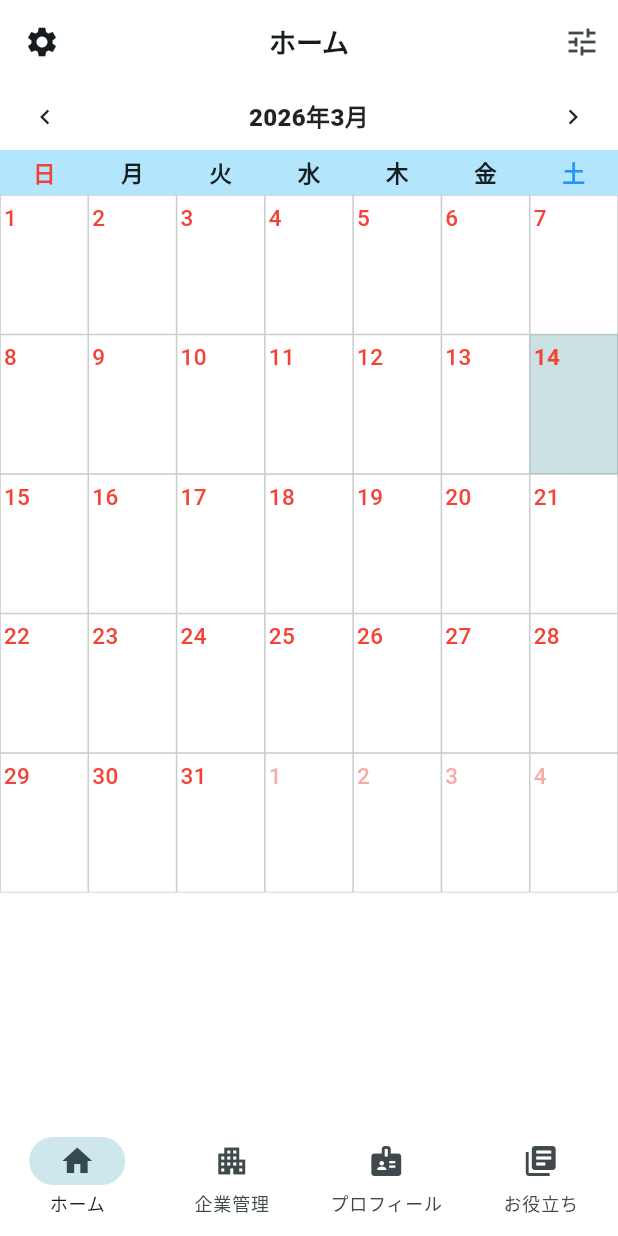
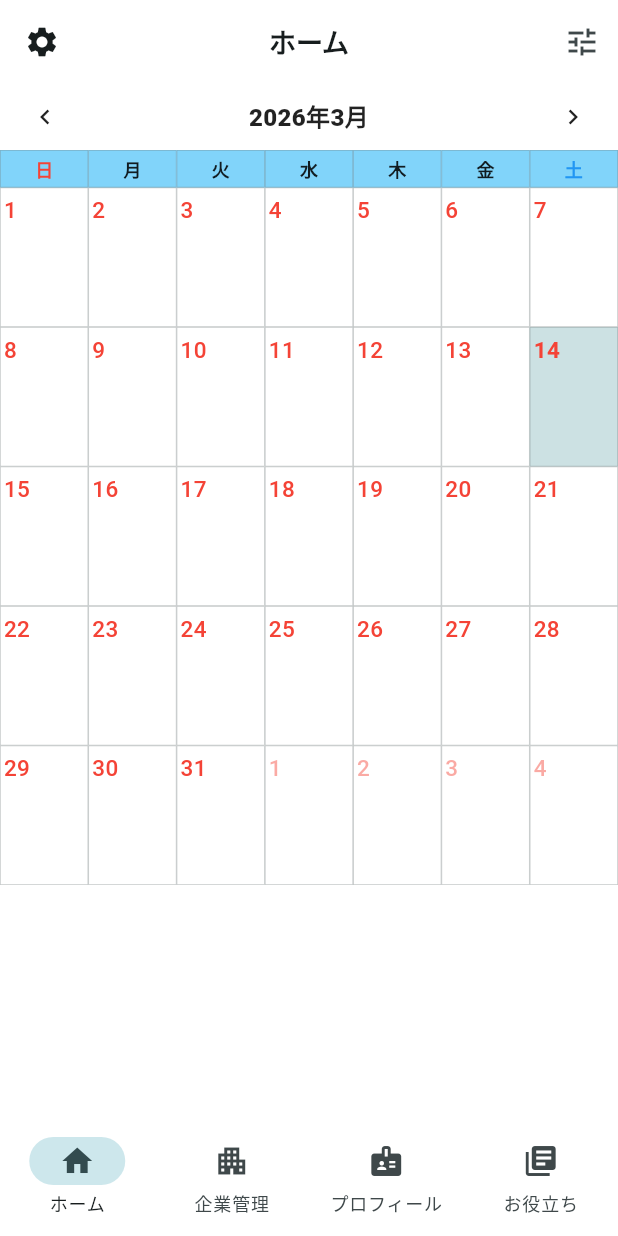
Before and after one commit to yukisato10/my_shukatu, a Flutter app: the screen it shows after launch, on a phone screen of 412 x 824 dp. Run offline on Flutter 3.47's test engine with Material 3 defaults, Android fonts, the phone set to English and light mode, and no system bars; drawn by our look-alikes of table_calendar; our stand-ins replace google_mobile_ads, hive, hive_flutter, shared_preferences; missing offline and left inert: holiday_jp; accounts and stored records are empty; network calls fail.

```diff
--- a/lib/pages/home_page.dart
+++ b/lib/pages/home_page.dart
@@ -1400,7 +1400,7 @@ class _HomePageState extends State<HomePage> {
                 color: Colors.transparent,
               ),
             ),
-            daysOfWeekHeight: 30,
+            daysOfWeekHeight: 25,
 
             rowHeight: 93,
             calendarStyle: const CalendarStyle(
@@ -1431,15 +1431,23 @@ class _HomePageState extends State<HomePage> {
                 if (isSun) textColor = Colors.red;
                 if (isSat) textColor = Colors.blue;
 
+                final borderColor = Theme.of(context).dividerColor.withOpacity(0.40);
+
                 return Container(
-                  color: Colors.lightBlue.shade100,
                   alignment: Alignment.center,
+                  decoration: BoxDecoration(
+                    color: Colors.lightBlue.shade200,
+                    border: Border.all(
+                      color: borderColor,
+                      width: 0.5,
+                    ),
+                  ),
                   child: Text(
                     _dowLabel(day.weekday),
                     style: TextStyle(
                       color: textColor,
                       fontWeight: FontWeight.w800,
-                      fontSize: 15,
+                      fontSize: 12,
                     ),
                   ),
                 );
--- a/pubspec.yaml
+++ b/pubspec.yaml
@@ -16,7 +16,7 @@ publish_to: 'none' # Remove this line if you wish to publish to pub.dev
 # https://developer.apple.com/library/archive/documentation/General/Reference/InfoPlistKeyReference/Articles/CoreFoundationKeys.html
 # In Windows, build-name is used as the major, minor, and patch parts
 # of the product and file versions while build-number is used as the build suffix.
-version: 1.0.0+9
+version: 1.0.0+10
 
 environment:
   sdk: ^3.7.0
```
